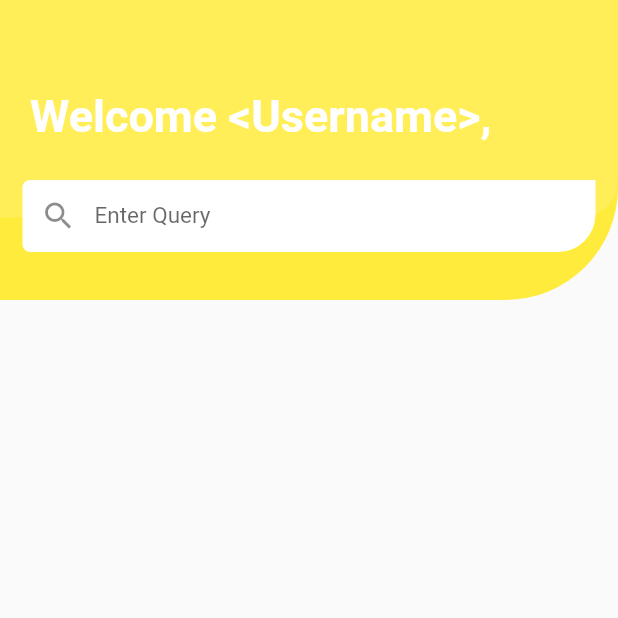
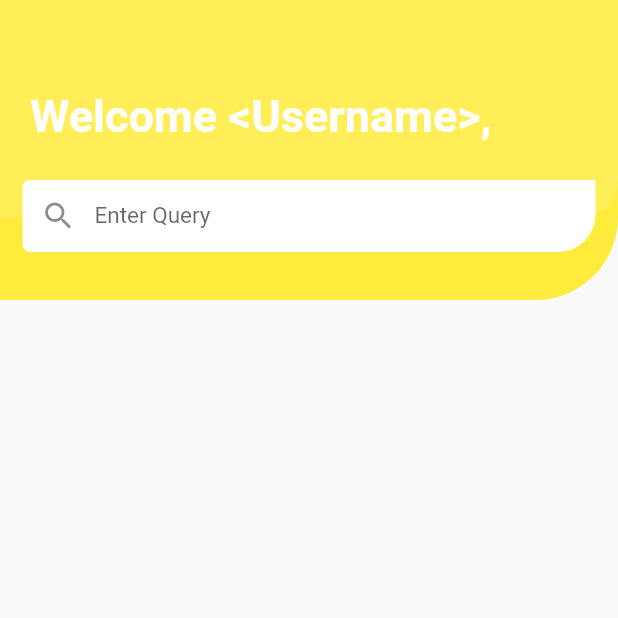
Before and after one commit to sadikRizvi31/tte_buddy, a Flutter app: the HomePage screen opened by its route, on a phone screen of 412 x 824 dp, the top half of it. Run offline on Flutter 3.47's test engine with Material 2 defaults, Android fonts, the phone set to English and light mode, and no system bars; our stand-ins replace lottie.

Commit message:
TTE Buddy HomePage UI Upload.

```diff
--- a/lib/HomePage.dart
+++ b/lib/HomePage.dart
@@ -17,7 +17,7 @@ class _HomePageState extends State<HomePage>{
               Container(
                 height: 200.0,
                 decoration: BoxDecoration(
-                  borderRadius: BorderRadius.only(bottomRight: Radius.circular(75.0)),
+                  borderRadius: BorderRadius.only(bottomRight: Radius.circular(55.0)),
                   color: Colors.yellow,
                 ),
               ),
@@ -62,7 +62,8 @@ class _HomePageState extends State<HomePage>{
                   ),
                 ),
             ],
-          )
+          ),
+
         ],
       ),
     );
```
Also changed, not shown: lib/main.dart (+7 -7 lines).
